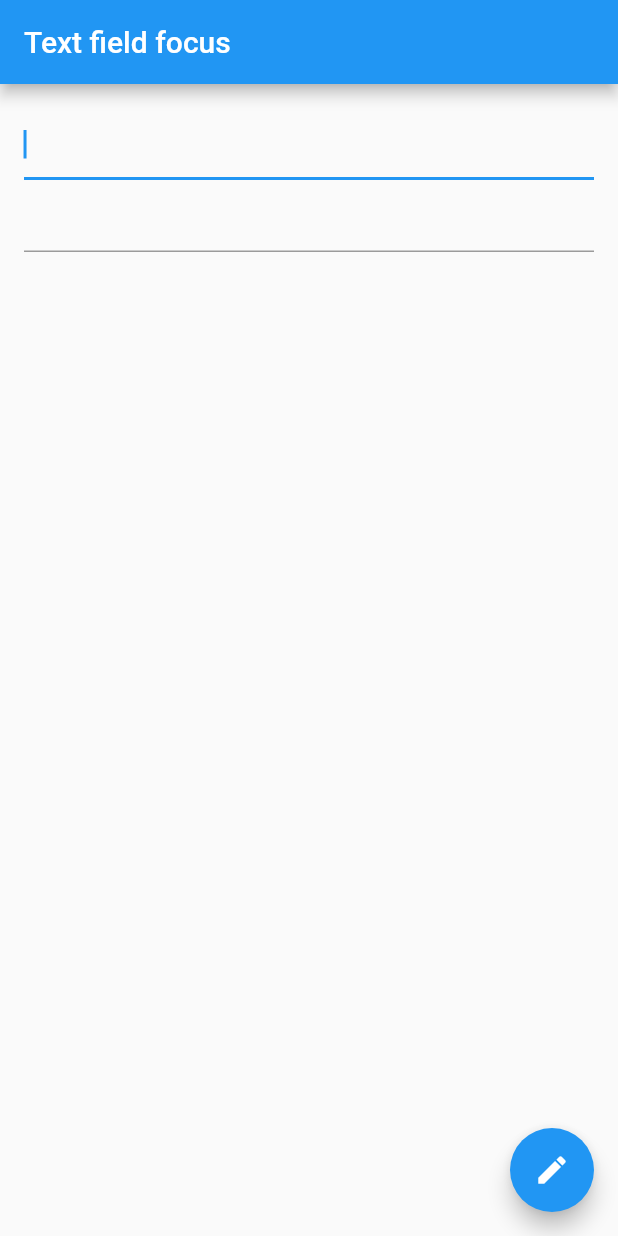
After one commit to joonseolee/flutter_tutorial, a Flutter app: the TextFieldFocusDemoForm screen opened directly, on a phone screen of 412 x 824 dp. The commit adds this screen. Run offline on Flutter 3.47's test engine with Material 2 defaults, Android fonts, the phone set to English and light mode, and no system bars.

Commit message:
feat(): text_field change/focus 예제 추가

```diff
--- /dev/null
+++ b/lib/forms/text_field_focus_demo.dart
@@ -0,0 +1,63 @@
+import 'package:flutter/material.dart';
+
+class TextFieldFocusDemo extends StatelessWidget {
+  const TextFieldFocusDemo({Key? key}) : super(key: key);
+
+  @override
+  Widget build(BuildContext context) {
+    return const MaterialApp(
+      title: 'focus demo',
+      home: TextFieldFocusDemoForm(),
+    );
+  }
+}
+
+class TextFieldFocusDemoForm extends StatefulWidget {
+  const TextFieldFocusDemoForm({Key? key}) : super(key: key);
+
+  @override
+  _TextFieldFocusDemoFormState createState() => _TextFieldFocusDemoFormState();
+}
+
+class _TextFieldFocusDemoFormState extends State<TextFieldFocusDemoForm> {
+  late final FocusNode focusNode;
+
+  @override
+  void initState() {
+    super.initState();
+    focusNode = FocusNode();
+  }
+
+  @override
+  void dispose() {
+    super.dispose();
+    focusNode.dispose();
+  }
+
+  @override
+  Widget build(BuildContext context) {
+    return Scaffold(
+      appBar: AppBar(
+        title: const Text('Text field focus'),
+      ),
+      body: Padding(
+        padding: const EdgeInsets.all(16.0),
+        child: Column(
+          children: [
+            const TextField(
+              autofocus: true,
+            ),
+            TextField(
+              focusNode: focusNode,
+            )
+          ],
+        ),
+      ),
+      floatingActionButton: FloatingActionButton(
+        onPressed: () => FocusScope.of(context).requestFocus(focusNode),
+        tooltip: 'Focus second field',
+        child: const Icon(Icons.edit),
+      ),
+    );
+  }
+}
--- a/lib/page_router.dart
+++ b/lib/page_router.dart
@@ -7,6 +7,8 @@ import 'package:flutter_tutorial/design/share_theme.dart';
 import 'package:flutter_tutorial/design/snackbar_demo.dart';
 import 'package:flutter_tutorial/design/tab_bar_demo.dart';
 import 'package:flutter_tutorial/design/update_orientation.dart';
+import 'package:flutter_tutorial/forms/text_field_change_demo.dart';
+import 'package:flutter_tutorial/forms/text_field_focus_demo.dart';
 import 'package:flutter_tutorial/forms/validate_form.dart';
 import 'package:flutter_tutorial/pages/animation/animated_container_app.dart';
 import 'package:flutter_tutorial/pages/animation/fade_widget.dart';
@@ -35,5 +37,8 @@ List<Page> pages = [
       const ShareTheme()),
   Page('Work with tabs', '탭페이지 만들기', const TabBarDemo()),
   Page('Build a form with validation', 'input validation 체크',
-      const ValidateForm())
+      const ValidateForm()),
+  Page(
+      'change in the text field', 'change 리스너 추가', const TextFieldChangeDemo()),
+  Page('Focus and text field', 'focus 동작 확인', const TextFieldFocusDemo())
 ];
```
Also changed, not shown: lib/forms/text_field_change_demo.dart (added, +67 -0 lines), 1 other file.
